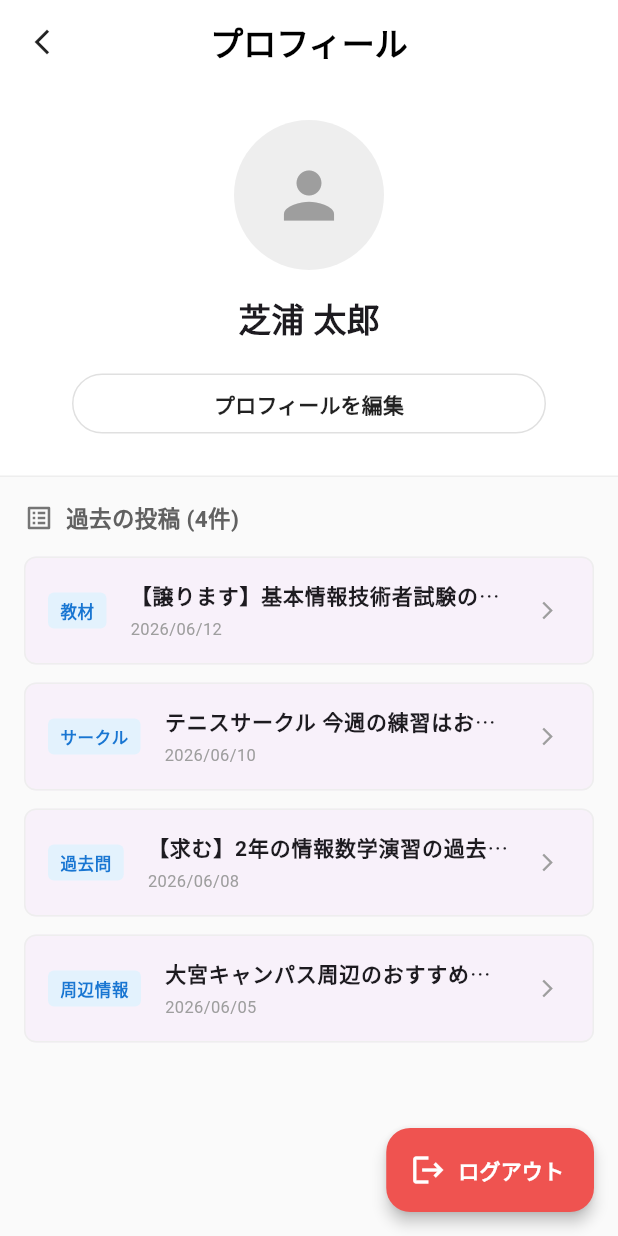
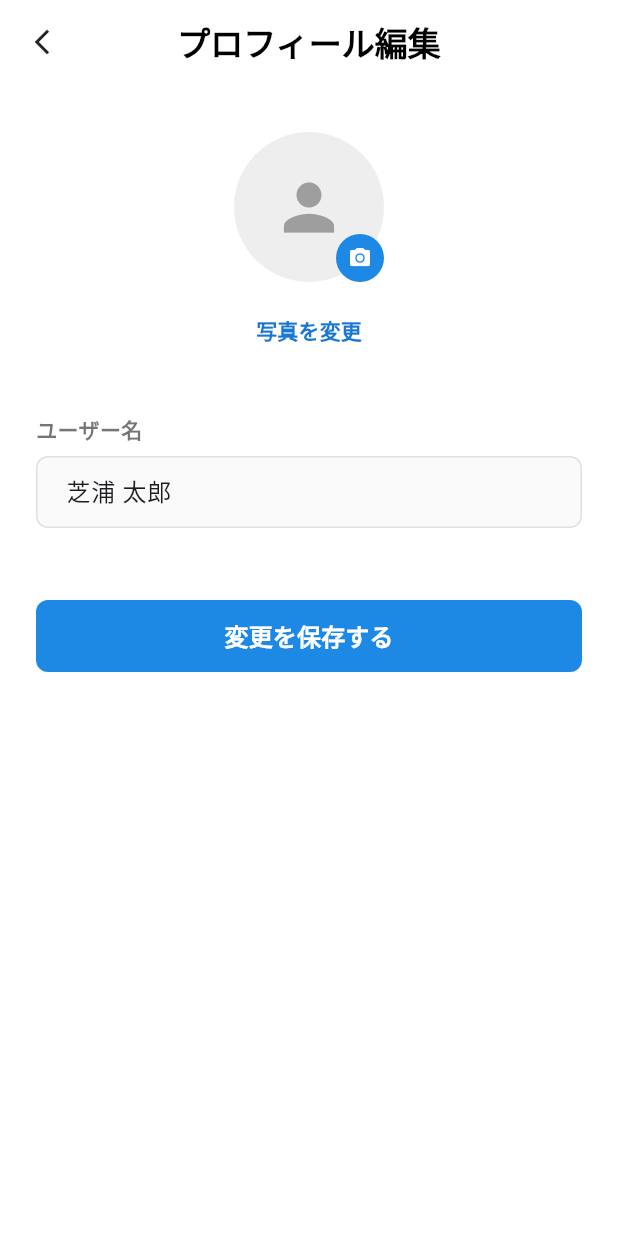
Before and after one commit to Rintaro244/campus-info-share, a Flutter app: the ProfileScreen screen opened directly, after a tap on "プロフィールを編集", on a phone screen of 412 x 824 dp. Run offline on Flutter 3.47's test engine with Material 3 defaults, Android fonts, the phone set to English and light mode, and no system bars.

Commit message:
プロフィール画面と変更が免

```diff
--- /dev/null
+++ b/lib/C1/profile_edit_screen.dart
@@ -0,0 +1,131 @@
+import 'package:flutter/material.dart';
+
+// W4 プロフィール編集画面
+class ProfileEditScreen extends StatefulWidget {
+  const ProfileEditScreen({Key? key}) : super(key: key);
+
+  @override
+  State<ProfileEditScreen> createState() => _ProfileEditScreenState();
+}
+
+class _ProfileEditScreenState extends State<ProfileEditScreen> {
+  // 入力された文字を管理するためのコントローラー
+  final TextEditingController _nameController = TextEditingController(text: '芝浦 太郎');
+
+  @override
+  void dispose() {
+    _nameController.dispose();
+    super.dispose();
+  }
+
+  @override
+  Widget build(BuildContext context) {
+    return Scaffold(
+      backgroundColor: Colors.white,
+      appBar: AppBar(
+        title: const Text(
+          'プロフィール編集',
+          style: TextStyle(fontWeight: FontWeight.bold, color: Colors.black),
+        ),
+        backgroundColor: Colors.white,
+        elevation: 0,
+        centerTitle: true,
+        // 左上の戻るボタン
+        leading: IconButton(
+          icon: const Icon(Icons.arrow_back_ios_new, color: Colors.black87, size: 20),
+          onPressed: () => Navigator.of(context).pop(),
+        ),
+      ),
+      body: SingleChildScrollView( // キーボードが出たときに画面が崩れるのを防ぐ
+        padding: const EdgeInsets.symmetric(horizontal: 24),
+        child: Column(
+          crossAxisAlignment: CrossAxisAlignment.center,
+          children: [
+            const SizedBox(height: 32),
+
+            // ① アイコン変更エリア（タップしたら写真を選べる風のデザイン）
+            Stack(
+              alignment: Alignment.bottomRight,
+              children: [
+                CircleAvatar(
+                  radius: 50,
+                  backgroundColor: Colors.grey[200],
+                  child: const Icon(Icons.person, size: 50, color: Colors.grey),
+                ),
+                CircleAvatar(
+                  radius: 16,
+                  backgroundColor: Colors.blue[600],
+                  child: const Icon(Icons.camera_alt, size: 16, color: Colors.white),
+                ),
+              ],
+            ),
+            const SizedBox(height: 8),
+            TextButton(
+              onPressed: () => print('アイコン写真の変更ボタンが押されました'),
+              child: Text('写真を変更', style: TextStyle(color: Colors.blue[700], fontWeight: FontWeight.bold)),
+            ),
+            const SizedBox(height: 32),
+
+            // ② ユーザー名 入力フィールド
+            Column(
+              crossAxisAlignment: CrossAxisAlignment.start,
+              children: [
+                const Text(
+                  'ユーザー名',
+                  style: TextStyle(fontSize: 14, fontWeight: FontWeight.bold, color: Colors.black54),
+                ),
+                const SizedBox(height: 8),
+                TextField(
+                  controller: _nameController,
+                  decoration: InputDecoration(
+                    hintText: '名前を入力してください',
+                    filled: true,
+                    fillColor: Colors.grey[50],
+                    contentPadding: const EdgeInsets.symmetric(horizontal: 16, vertical: 12),
+                    // 未選択時の枠線
+                    enabledBorder: OutlineInputBorder(
+                      borderSide: BorderSide(color: Colors.grey[300]!),
+                      borderRadius: BorderRadius.circular(8),
+                    ),
+                    // 入力中の枠線
+                    focusedBorder: OutlineInputBorder(
+                      borderSide: BorderSide(color: Colors.blue[600]!, width: 2),
+                      borderRadius: BorderRadius.circular(8),
+                    ),
+                  ),
+                ),
+              ],
+            ),
+            const SizedBox(height: 48),
+
+            // ③ 保存するボタン
+            ElevatedButton(
+              onPressed: () {
+                print('新しいユーザー名: ${_nameController.text}');
+                // 本来はここでDBに名前を保存する処理を呼び出す
+
+                // 保存完了の通知を出して、前の画面に戻る
+                ScaffoldMessenger.of(context).showSnackBar(
+                  const SnackBar(content: Text('プロフィールを保存しました')),
+                );
+                Navigator.of(context).pop();
+              },
+              style: ElevatedButton.styleFrom(
+                backgroundColor: Colors.blue[600],
+                minimumSize: const Size(double.infinity, 48),
+                shape: RoundedRectangleBorder(
+                  borderRadius: BorderRadius.circular(8),
+                ),
+                elevation: 0,
+              ),
+              child: const Text(
+                '変更を保存する',
+                style: TextStyle(color: Colors.white, fontSize: 16, fontWeight: FontWeight.bold),
+              ),
+            ),
+          ],
+        ),
+      ),
+    );
+  }
+}
--- a/lib/C1/profile_screen.dart
+++ b/lib/C1/profile_screen.dart
@@ -1,4 +1,5 @@
 import 'package:flutter/material.dart';
+import 'profile_edit_screen.dart'; // さっき作った画面をインポート
 
 class ProfileScreen extends StatelessWidget {
   const ProfileScreen({Key? key}) : super(key: key);
@@ -46,7 +47,14 @@ class ProfileScreen extends StatelessWidget {
           Padding(
             padding: const EdgeInsets.symmetric(horizontal: 48),
             child: OutlinedButton(
-              onPressed: () => print("プロフィール編集ボタンが押されました"),
+              onPressed: (){
+              // Navigator.push を使うことで、新しい画面へ進む（遷移する）ことができます！
+                Navigator.of(context).push(
+                  MaterialPageRoute(
+                    builder: (context) => const ProfileEditScreen(), // さっき作った画面の名前
+        ),
+      );
+              },
               style: OutlinedButton.styleFrom(
                 side: BorderSide(color: Colors.grey[300]!),
                 minimumSize: const Size(double.infinity, 40),
```
